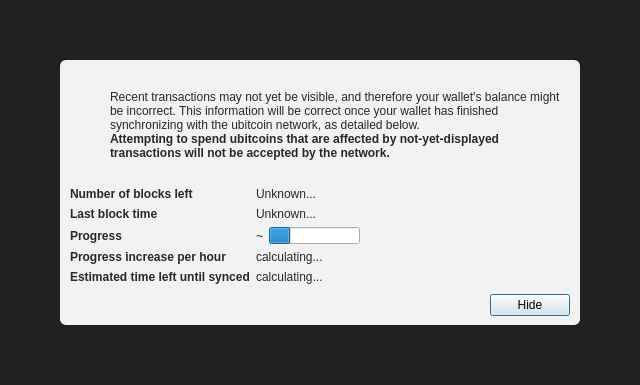
First picture: the form in src/qt/forms/modaloverlay.ui, repository UbiState/ubicoin, before the edit.
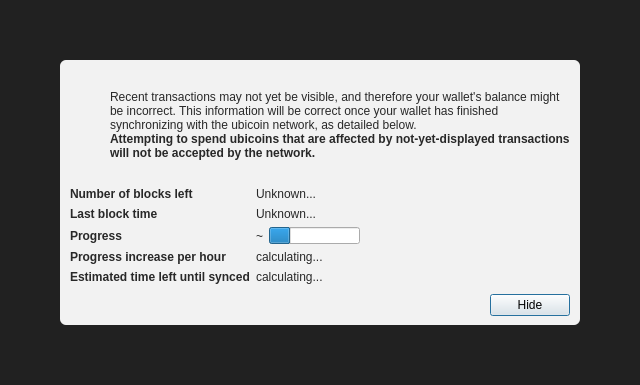
Second picture: the form after the edit. Icons and pictures are not drawn. Custom widgets are drawn as their Qt base class.

Patch:
```diff
--- a/src/qt/forms/modaloverlay.ui
+++ b/src/qt/forms/modaloverlay.ui
@@ -130,7 +130,7 @@
              <item>
               <widget class="QLabel" name="infoText">
                <property name="text">
-                <string>Recent transactions may not yet be visible, and therefore your wallet's balance might be incorrect. This information will be correct once your wallet has finished synchronizing with the ubitcoin network, as detailed below.</string>
+                <string>Recent transactions may not yet be visible, and therefore your wallet's balance might be incorrect. This information will be correct once your wallet has finished synchronizing with the ubicoin network, as detailed below.</string>
                </property>
                <property name="textFormat">
                 <enum>Qt::RichText</enum>
@@ -149,7 +149,7 @@
                 </font>
                </property>
                <property name="text">
-                <string>Attempting to spend ubitcoins that are affected by not-yet-displayed transactions will not be accepted by the network.</string>
+                <string>Attempting to spend ubicoins that are affected by not-yet-displayed transactions will not be accepted by the network.</string>
                </property>
                <property name="textFormat">
                 <enum>Qt::RichText</enum>
```
